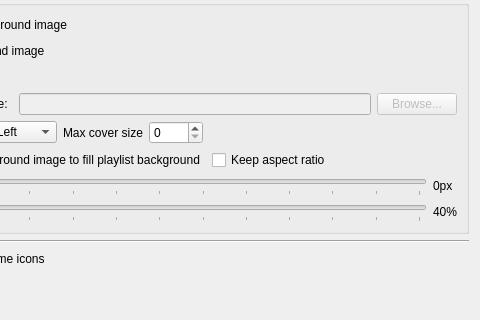
Above: src/settings/appearancesettingspage.ui from strawberrymusicplayer/strawberry before the change; both pictures show x 116 to 596 and y 183 to 503 of the 596 by 627 pixel window. Below: the same form after it.
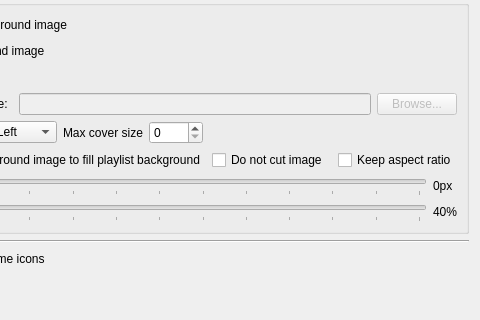
That is the form after the change.

Commit message: Add option to keep old background fill

Diff of the .ui file:
```diff
--- a/src/settings/appearancesettingspage.ui
+++ b/src/settings/appearancesettingspage.ui
@@ -268,6 +268,13 @@
               </property>
              </widget>
             </item>
+            <item>
+             <widget class="QCheckBox" name="checkbox_background_image_do_not_cut">
+              <property name="text">
+               <string>Do not cut image</string>
+              </property>
+             </widget>
+            </item>
             <item>
              <widget class="QCheckBox" name="checkbox_background_image_keep_aspect_ratio">
               <property name="text">
```
The commit also changes 4 other files.
